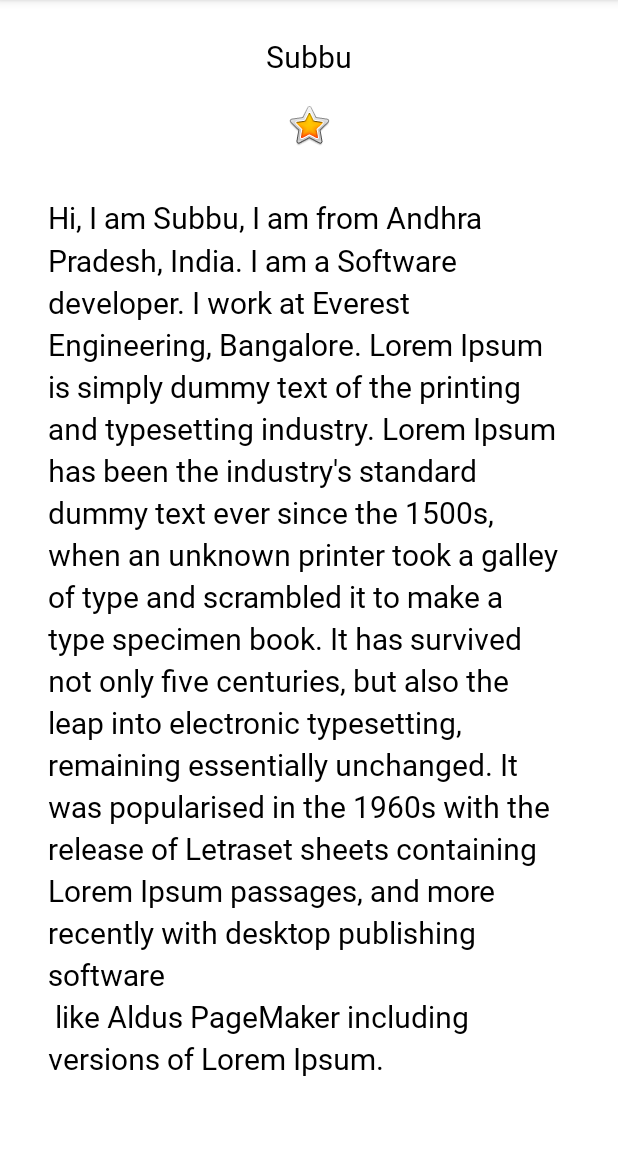
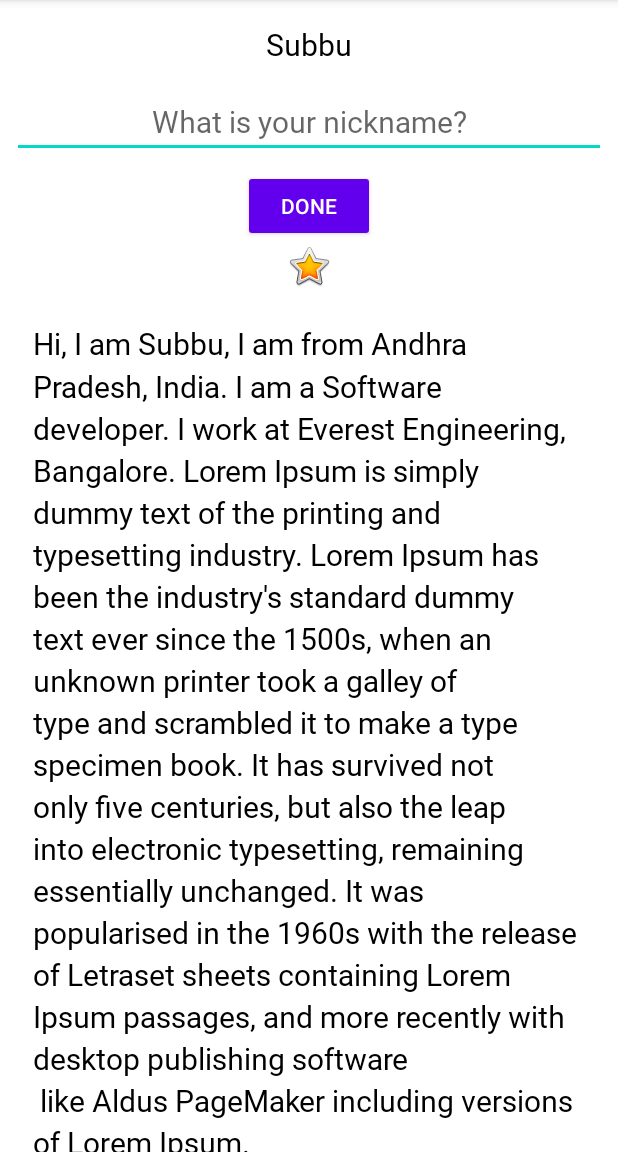
Before and after one commit to svenkat683/android-apps, an Android app: the screen it shows after launch (MainActivity), on a phone screen of 412 x 824 dp, the part 84-1236 px from its top. Run offline under Robolectric (Android 15) with nearby library versions, the phone set to English and light mode, and no system bars; Roboto replaces fonts that are not available here.

Commit message:
Add nickname

```diff
--- a/AboutMe/app/src/main/java/com/example/aboutme/MainActivity.kt
+++ b/AboutMe/app/src/main/java/com/example/aboutme/MainActivity.kt
@@ -1,11 +1,37 @@
 package com.example.aboutme
 
+import android.content.Context
 import androidx.appcompat.app.AppCompatActivity
 import android.os.Bundle
+import android.view.View
+import android.view.inputmethod.InputMethodManager
+import android.widget.Button
+import android.widget.EditText
+import android.widget.TextView
 
 class MainActivity : AppCompatActivity() {
+    lateinit var nickNameEdit: EditText
+    lateinit var doneButton: Button
+    lateinit var nickNameText: TextView
+
     override fun onCreate(savedInstanceState: Bundle?) {
         super.onCreate(savedInstanceState)
         setContentView(R.layout.activity_main)
+        nickNameEdit = findViewById(R.id.nickname_edit)
+        doneButton = findViewById(R.id.done_button)
+        nickNameText = findViewById(R.id.nickname_text)
+        doneButton.setOnClickListener {
+            addNickname(it)
+        }
+    }
+
+    private fun addNickname(view: View) {
+        nickNameText.text = nickNameEdit.text
+        nickNameEdit.visibility = View.GONE
+        doneButton.visibility = View.GONE
+        nickNameText.visibility = View.VISIBLE
+
+        val imm = getSystemService(Context.INPUT_METHOD_SERVICE) as InputMethodManager
+        imm.hideSoftInputFromWindow(view.windowToken, 0)
     }
 }
--- a/AboutMe/app/src/main/res/layout/activity_main.xml
+++ b/AboutMe/app/src/main/res/layout/activity_main.xml
@@ -12,6 +12,33 @@
         android:layout_height="wrap_content"
         android:text="@string/name"
         android:textAlignment="center" />
+
+
+    <EditText
+        android:id="@+id/nickname_edit"
+        style="@style/NameStyle"
+        android:layout_width="match_parent"
+        android:layout_height="wrap_content"
+        android:ems="10"
+        android:hint="@string/what_is_your_nickname"
+        android:inputType="textPersonName"
+        android:textAlignment="center" />
+
+    <Button
+        android:id="@+id/done_button"
+        android:layout_width="wrap_content"
+        android:layout_height="wrap_content"
+        style="@style/Widget.AppCompat.Button.Colored"
+        android:layout_gravity="center_horizontal"
+        android:text="@string/done_button_text" />
+
+    <TextView
+        android:id="@+id/nickname_text"
+        android:layout_width="wrap_content"
+        android:layout_height="wrap_content"
+        android:layout_gravity="center_horizontal"
+        style="@style/NameStyle"
+        android:visibility="gone"/>
 
     <ImageView
         android:id="@+id/image_view"
@@ -29,8 +56,8 @@
             style="@style/NameStyle"
             android:layout_width="match_parent"
             android:layout_height="wrap_content"
+            android:lineSpacingMultiplier="1.2"
             android:padding="@dimen/padding"
-            android:lineSpacingMultiplier="1.2"
             android:text="@string/bio" />
     </ScrollView>
 
--- a/AboutMe/app/src/main/res/values/dimens.xml
+++ b/AboutMe/app/src/main/res/values/dimens.xml
@@ -1,7 +1,7 @@
 <?xml version="1.0" encoding="utf-8"?>
 <resources>
     <dimen name="small_padding">8dp</dimen>
-    <dimen name="layout_margin">16dp</dimen>
+    <dimen name="layout_margin">8dp</dimen>
     <dimen name="text_size">20sp</dimen>
-    <dimen name="padding">16dp</dimen>
+    <dimen name="padding">14dp</dimen>
 </resources>
--- a/AboutMe/app/src/main/res/values/strings.xml
+++ b/AboutMe/app/src/main/res/values/strings.xml
@@ -14,4 +14,6 @@
         Lorem Ipsum passages, and more recently with desktop publishing software\n
         like Aldus PageMaker including versions of Lorem Ipsum.
     </string>
+    <string name="what_is_your_nickname">What is your nickname?</string>
+    <string name="done_button_text">Done</string>
 </resources>
```
